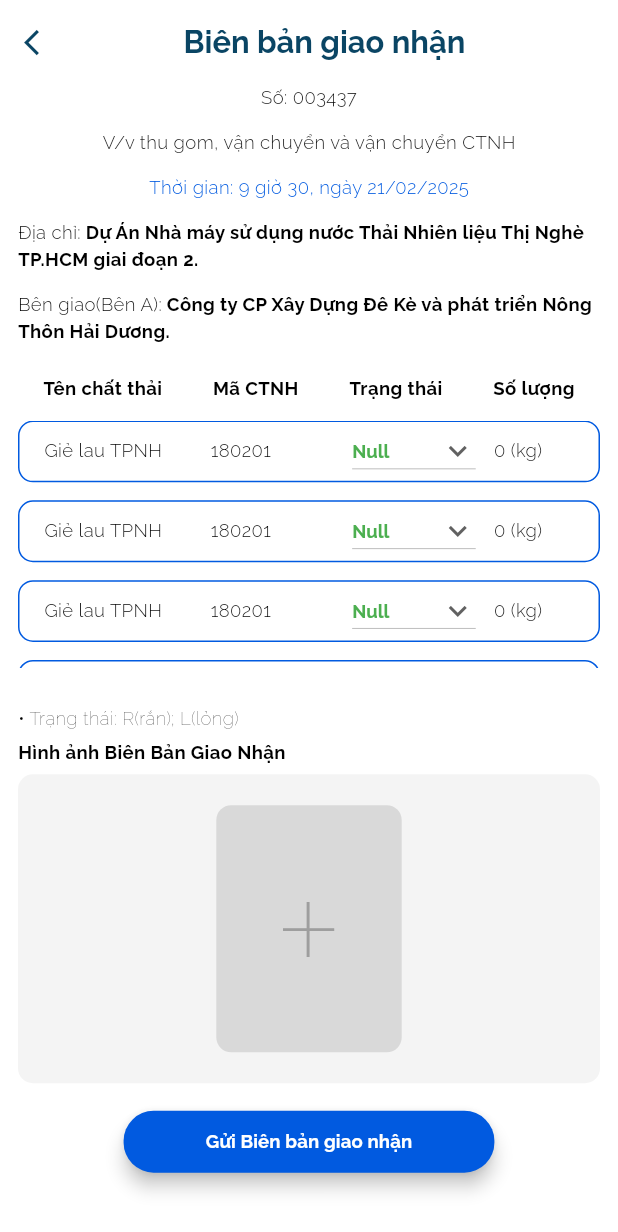
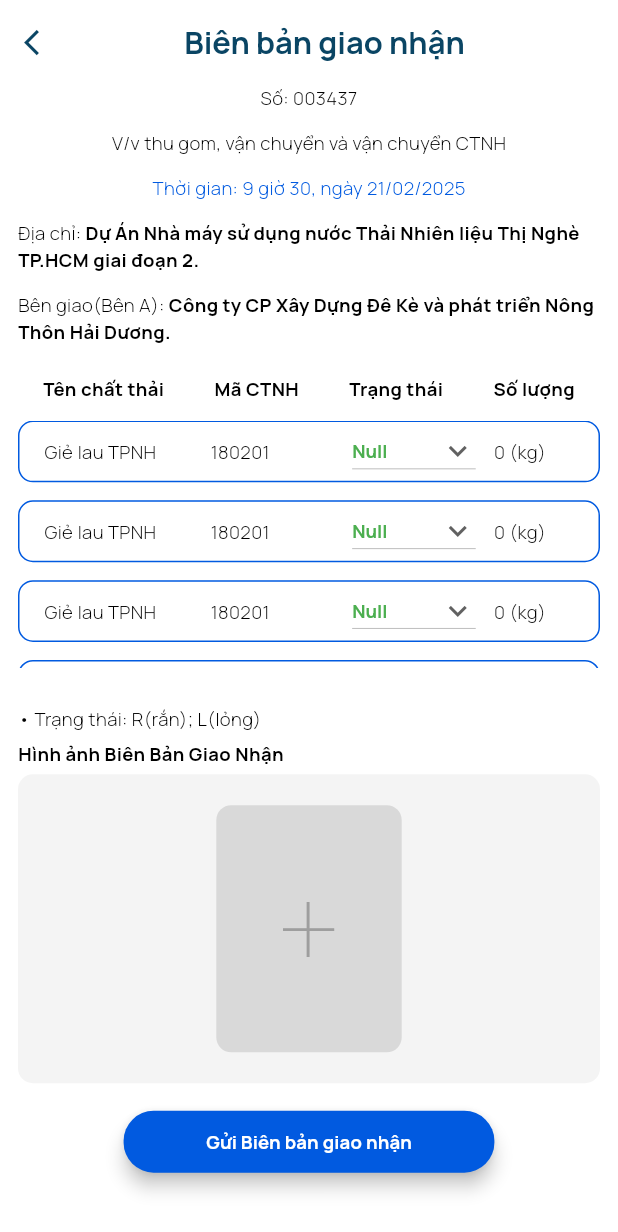
Before and after one commit to Manh-IT-K2/AppMTAC-Driver, a Flutter app: the HandoverRecordDriverScreen screen opened by its route, on a phone screen of 412 x 824 dp. Shown: the top 1232 px of the screen. Run offline on Flutter 3.47's test engine with Material 3 defaults, Android fonts, the phone set to English and light mode, and no system bars; our stand-ins replace animated_bottom_navigation_bar, flutter_map, geolocator, get, hugeicons, image_picker and 2 more.

Commit message:
update font text

```diff
--- a/mtac_driver/lib/utils/theme_text.dart
+++ b/mtac_driver/lib/utils/theme_text.dart
@@ -2,7 +2,7 @@ import 'package:flutter/material.dart';
 import 'package:sizer/sizer.dart';
 
 class PrimaryFont {
-  static String fontfamily = 'Raleway';
+  static String fontfamily = 'Manrope';
 
   // text header
   static TextStyle headerTextThin() {
```
Also changed, not shown: mtac_driver/pubspec.yaml (+4 -6 lines), mtac_driver/assets/font/Manrope-Bold.ttf (added), mtac_driver/assets/font/Manrope-Light.ttf (added), mtac_driver/assets/font/Manrope-Medium.ttf (added), mtac_driver/assets/font/Raleway-Bold.ttf (deleted), mtac_driver/assets/font/Raleway-Light.ttf (deleted), mtac_driver/assets/font/Raleway-Medium.ttf (deleted), mtac_driver/assets/font/Raleway-Thin.ttf (deleted).
